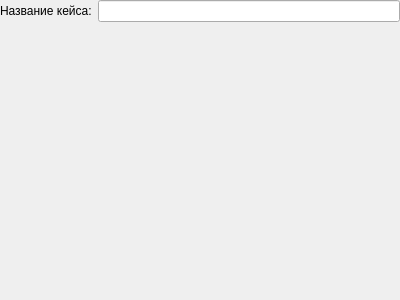
Qt form editor/casepage.ui (TheMrButcher/offline-mentor) before a commit.
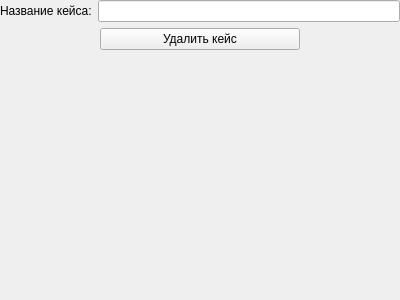
The same form after that commit. Icons and pictures are not drawn.

The edit to the form file:
```diff
--- a/editor/casepage.ui
+++ b/editor/casepage.ui
@@ -13,7 +13,7 @@
   <property name="windowTitle">
    <string>Form</string>
   </property>
-  <layout class="QFormLayout" name="formLayout">
+  <layout class="QVBoxLayout" name="verticalLayout">
    <property name="leftMargin">
     <number>0</number>
    </property>
@@ -24,17 +24,88 @@
     <number>0</number>
    </property>
    <property name="bottomMargin">
-    <number>0</number>
+    <number>20</number>
    </property>
-   <item row="0" column="0">
-    <widget class="QLabel" name="label">
-     <property name="text">
-      <string>Название кейса:</string>
+   <item>
+    <layout class="QFormLayout" name="formLayout">
+     <property name="bottomMargin">
+      <number>0</number>
      </property>
-    </widget>
+     <item row="0" column="0">
+      <widget class="QLabel" name="label">
+       <property name="text">
+        <string>Название кейса:</string>
+       </property>
+      </widget>
+     </item>
+     <item row="0" column="1">
+      <widget class="QLineEdit" name="nameEdit"/>
+     </item>
+    </layout>
    </item>
-   <item row="0" column="1">
-    <widget class="QLineEdit" name="nameEdit"/>
+   <item>
+    <layout class="QHBoxLayout" name="horizontalLayout_2">
+     <item>
+      <spacer name="horizontalSpacer">
+       <property name="orientation">
+        <enum>Qt::Horizontal</enum>
+       </property>
+       <property name="sizeHint" stdset="0">
+        <size>
+         <width>40</width>
+         <height>20</height>
+        </size>
+       </property>
+      </spacer>
+     </item>
+     <item>
+      <layout class="QVBoxLayout" name="verticalLayout_2">
+       <item>
+        <widget class="QPushButton" name="removeButton">
+         <property name="minimumSize">
+          <size>
+           <width>200</width>
+           <height>0</height>
+          </size>
+         </property>
+         <property name="text">
+          <string>Удалить кейс</string>
+         </property>
+         <property name="icon">
+          <iconset resource="resources.qrc">
+           <normaloff>:/icons/delete.png</normaloff>:/icons/delete.png</iconset>
+         </property>
+        </widget>
+       </item>
+      </layout>
+     </item>
+     <item>
+      <spacer name="horizontalSpacer_2">
+       <property name="orientation">
+        <enum>Qt::Horizontal</enum>
+       </property>
+       <property name="sizeHint" stdset="0">
+        <size>
+         <width>40</width>
+         <height>20</height>
+        </size>
+       </property>
+      </spacer>
+     </item>
+    </layout>
+   </item>
+   <item>
+    <spacer name="verticalSpacer">
+     <property name="orientation">
+      <enum>Qt::Vertical</enum>
+     </property>
+     <property name="sizeHint" stdset="0">
+      <size>
+       <width>20</width>
+       <height>40</height>
+      </size>
+     </property>
+    </spacer>
    </item>
   </layout>
  </widget>
```
Left out of the diff: 4 changed lines with no effect on the pictures.
